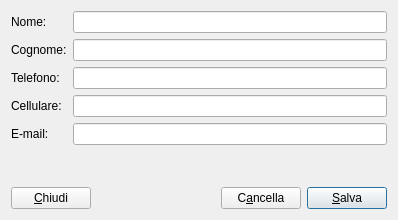
This is moduleAgenti/agentiadddialog.ui in kvsd/Gestionale as Qt 5 draws it before an edit. The edited form follows.
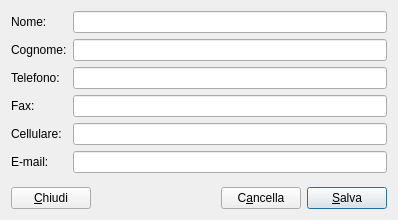
This is the edited form.

Patch:
```diff
--- a/moduleAgenti/agentiadddialog.ui
+++ b/moduleAgenti/agentiadddialog.ui
@@ -49,26 +49,36 @@
      <item row="2" column="1">
       <widget class="QLineEdit" name="telLineEdit"/>
      </item>
-     <item row="3" column="0">
+     <item row="4" column="0">
       <widget class="QLabel" name="label_4">
        <property name="text">
         <string>Cellulare:</string>
        </property>
       </widget>
      </item>
-     <item row="3" column="1">
+     <item row="4" column="1">
       <widget class="QLineEdit" name="celLineEdit"/>
      </item>
-     <item row="4" column="0">
+     <item row="5" column="0">
       <widget class="QLabel" name="label_5">
        <property name="text">
         <string>E-mail:</string>
        </property>
       </widget>
      </item>
-     <item row="4" column="1">
+     <item row="5" column="1">
       <widget class="QLineEdit" name="emailLineEdit"/>
      </item>
+     <item row="3" column="0">
+      <widget class="QLabel" name="label_6">
+       <property name="text">
+        <string>Fax:</string>
+       </property>
+      </widget>
+     </item>
+     <item row="3" column="1">
+      <widget class="QLineEdit" name="faxLineEdit"/>
+     </item>
     </layout>
    </item>
    <item>
```
Left out of the diff: 51 changed lines with no effect on the pictures.
